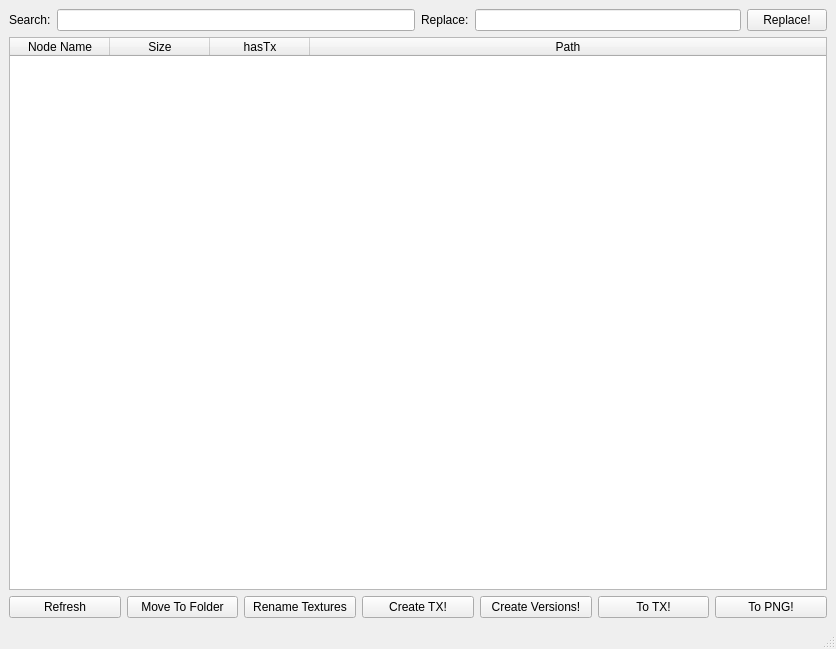
skarone/PipeL, file shading/textureManager/textureManager.ui: the form before one commit.
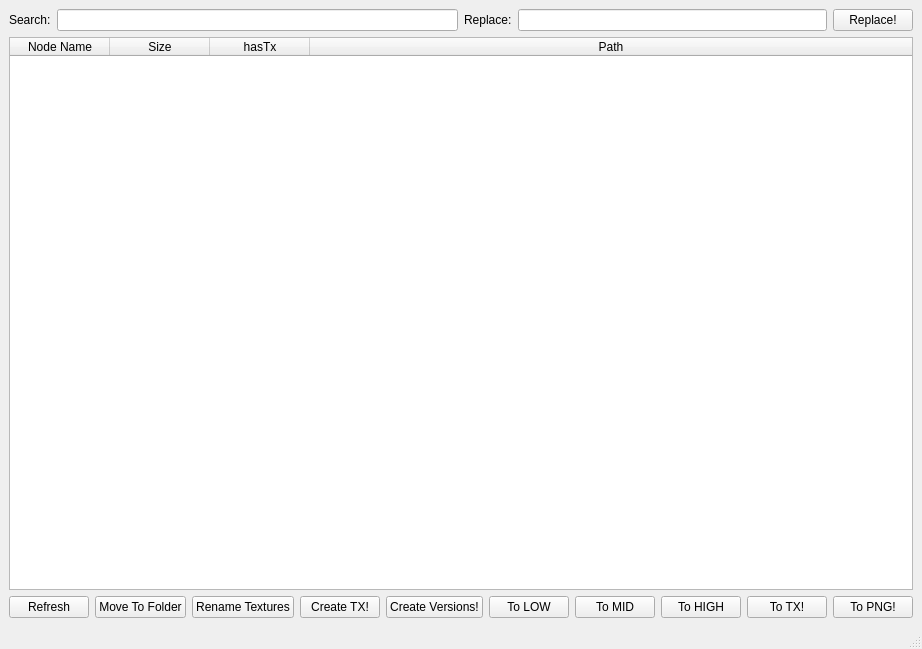
The form after the commit.

Commit message: added icons to manager :)

```diff
--- a/shading/textureManager/textureManager.ui
+++ b/shading/textureManager/textureManager.ui
@@ -133,6 +133,27 @@
         </property>
        </widget>
       </item>
+      <item>
+       <widget class="QPushButton" name="toLow_btn">
+        <property name="text">
+         <string>To LOW</string>
+        </property>
+       </widget>
+      </item>
+      <item>
+       <widget class="QPushButton" name="toMid_btn">
+        <property name="text">
+         <string>To MID</string>
+        </property>
+       </widget>
+      </item>
+      <item>
+       <widget class="QPushButton" name="toHigh_btn">
+        <property name="text">
+         <string>To HIGH</string>
+        </property>
+       </widget>
+      </item>
       <item>
        <widget class="QPushButton" name="toTx_btn">
         <property name="toolTip">
```
The commit also changes 29 other files.
